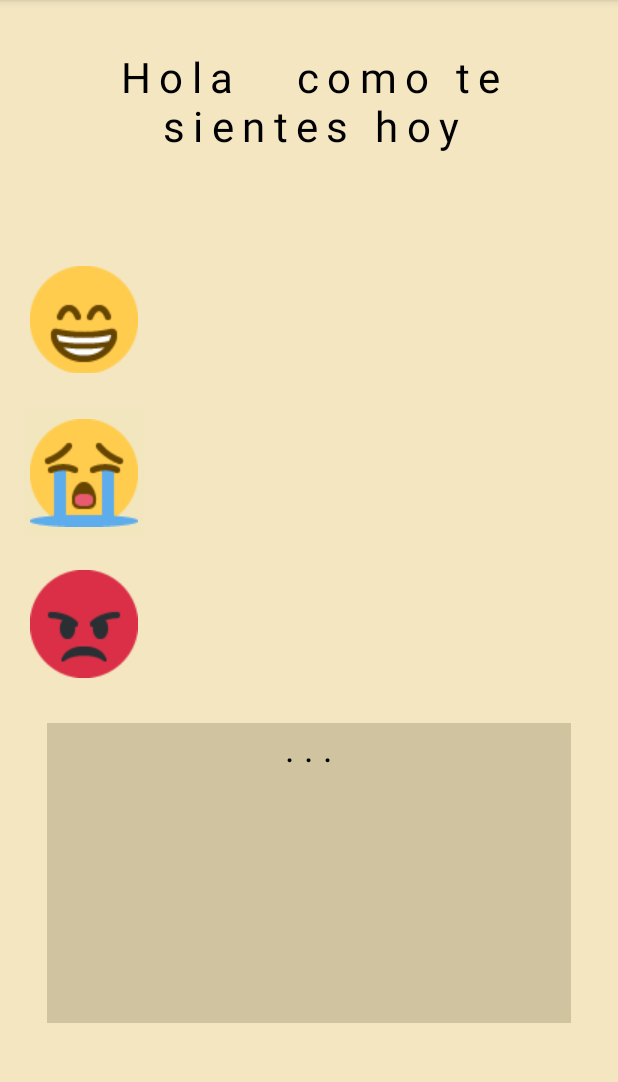
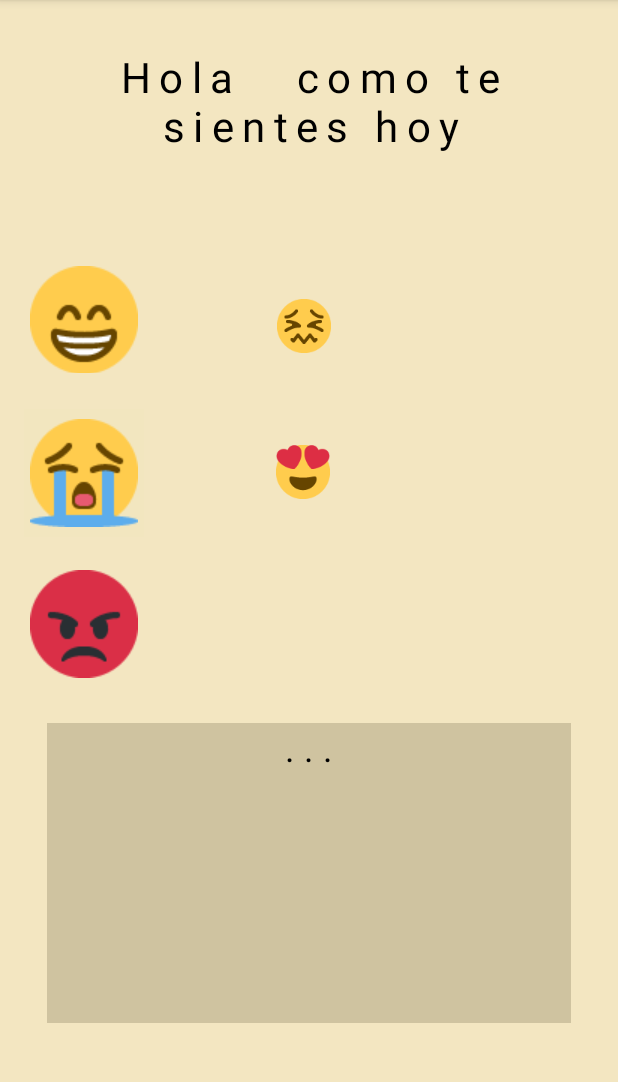
Before and after one commit to vic890ja/TICTrabajoEmotions, an Android app: the screen it shows after launch (MainActivity2), after a tap on "SIGUIENTE", on a phone screen of 412 x 824 dp, the part 84-1166 px from its top. Run offline under Robolectric (Android 15) with nearby library versions, the phone set to English and light mode, and no system bars.

Commit message:
se agrego botones

```diff
--- a/app/src/main/java/com/example/ticparte1/MainActivity2.java
+++ b/app/src/main/java/com/example/ticparte1/MainActivity2.java
@@ -23,13 +23,26 @@ public class MainActivity2 extends AppCompatActivity {
 
     };
     int f = 0;
-    //array para frases caundo estas enojado
+    //array para frases cuando estas enojado
     String[] caraE = {
             "Estar enojado es vengar el error de los demás sobre nosotros mismos",
             "El enojo es una emoción válida. Solo es malo cuando toma el control y te hace hacer cosas que no quieres hacer",
             "El enojo es una señal, una que vale la pena escuchar"
     };
     int j = 0;
+    //array para frases cuando estas frustrado
+    String[] caraFr = {
+            "dadad"
+
+    };
+    int k = 0;
+    //array para frases cuando estas enamorado
+    String[] caraEn = {
+            "asass"
+
+    };
+    int e = 0;
+
 
     TextView tv3;
 
@@ -90,6 +103,32 @@ public class MainActivity2 extends AppCompatActivity {
 
         }
     }
+    //cara frustrado
+    public void c4 (View view)
+    {
+        if (k <= 2) {
+            tv3.setText(caraFr[k]);
+            k++;
+        } else {
+            k = 0;
+            tv3.setText(". . .");
+
+        }
+    }
+    //cara enamorado
+    public void c5 (View view)
+    {
+        if (e <= 2) {
+            tv3.setText(caraEn[e]);
+            e++;
+        } else {
+            e = 0;
+            tv3.setText(". . .");
+
+        }
+    }
+
+
 
 
 
--- a/app/src/main/res/layout/activity_main2.xml
+++ b/app/src/main/res/layout/activity_main2.xml
@@ -82,4 +82,33 @@
         app:srcCompat="@drawable/_f62d"
         tools:ignore="ImageContrastCheck,DuplicateSpeakableTextCheck" />
 
+    <ImageButton
+        android:id="@+id/c4"
+        android:layout_width="92dp"
+        android:layout_height="79dp"
+        android:layout_marginStart="62dp"
+        android:layout_marginTop="28dp"
+        android:layout_marginEnd="170dp"
+        android:background="#00FFFFFF"
+        android:contentDescription="@string/c4"
+        android:onClick="c4"
+        app:layout_constraintEnd_toEndOf="parent"
+        app:layout_constraintHorizontal_bias="0.222"
+        app:layout_constraintStart_toEndOf="@+id/c1"
+        app:layout_constraintTop_toBottomOf="@+id/tv2"
+        app:srcCompat="@mipmap/frustrado" />
+
+    <ImageButton
+        android:id="@+id/c5"
+        android:layout_width="92dp"
+        android:layout_height="83dp"
+        android:layout_marginStart="60dp"
+        android:layout_marginTop="16dp"
+        android:background="#00FFFFFF"
+        android:contentDescription="@string/c5"
+        android:onClick="c5"
+        app:layout_constraintStart_toEndOf="@+id/c2"
+        app:layout_constraintTop_toBottomOf="@+id/c4"
+        app:srcCompat="@mipmap/enamorado" />
+
 </android.support.constraint.ConstraintLayout>
--- a/app/src/main/res/values/strings.xml
+++ b/app/src/main/res/values/strings.xml
@@ -9,12 +9,8 @@
     <string name="c1">Feliz</string>
     <string name="c2">Triste</string>
     <string name="c3">Enojado</string>
-    <string name="c4"></string>
-    <string name="c5"></string>
-    <string name="c6"></string>
-    <string name="c7"></string>
-    <string name="c8"></string>
-    <string name="c9"></string>
+    <string name="c4">frustrado</string>
+    <string name="c5">enamorado</string>
     <string name="imagen">logo</string>
 
 
```
Also changed, not shown: app/src/main/res/mipmap-xhdpi/enamorado.png (added), app/src/main/res/mipmap-xhdpi/frustrado.png (added), 2 other files.
